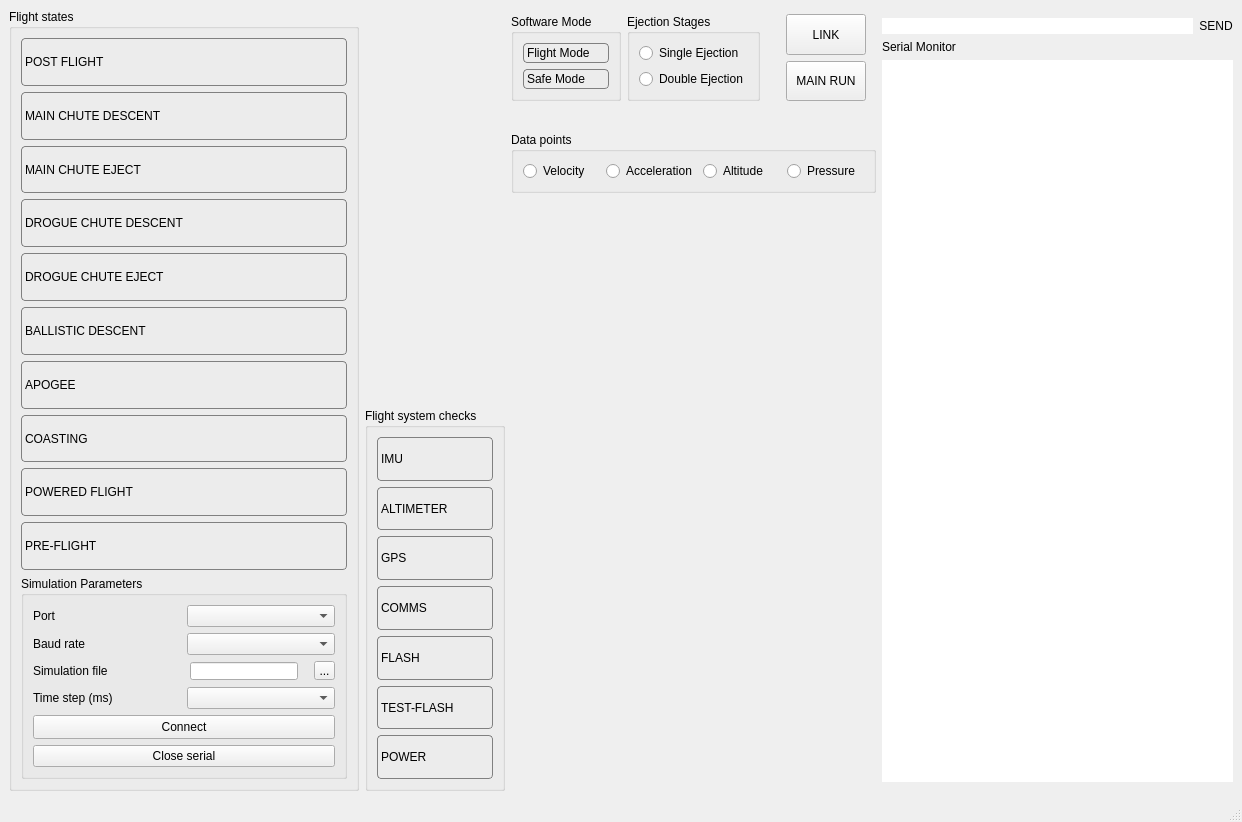
This is app/NaFCSE/mainwindow.ui in bytecod3/Nakuja-Flight-Computer-Simulation-Engine as Qt 5 draws it before an edit. The edited form follows.
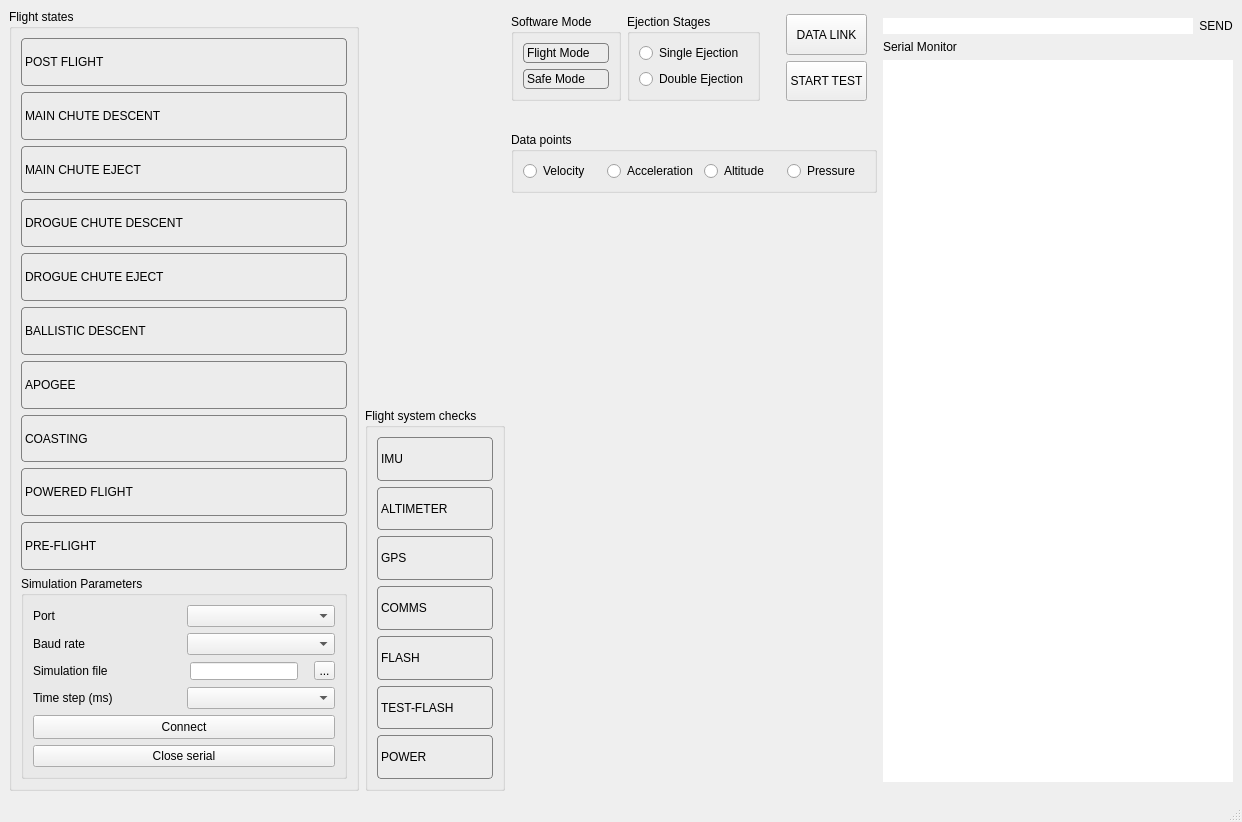
This is the edited form. Icons and pictures are not drawn. Custom widgets are drawn as their Qt base class.

Commit message: adds csv parser

What changed in the file:
```diff
--- a/app/NaFCSE/mainwindow.ui
+++ b/app/NaFCSE/mainwindow.ui
@@ -508,7 +508,7 @@
              </sizepolicy>
             </property>
             <property name="text">
-             <string>LINK</string>
+             <string>DATA LINK</string>
             </property>
            </widget>
           </item>
@@ -521,7 +521,7 @@
              </sizepolicy>
             </property>
             <property name="text">
-             <string>MAIN RUN</string>
+             <string>START TEST</string>
             </property>
            </widget>
           </item>
```
The commit also changes 1 other file.
